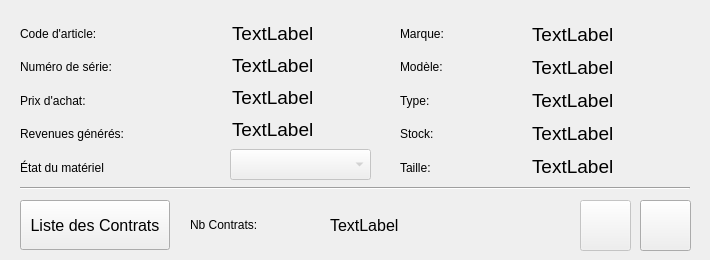
LPOdev/Sploks, file sploks/views/item_inspector.ui: the form before one commit.
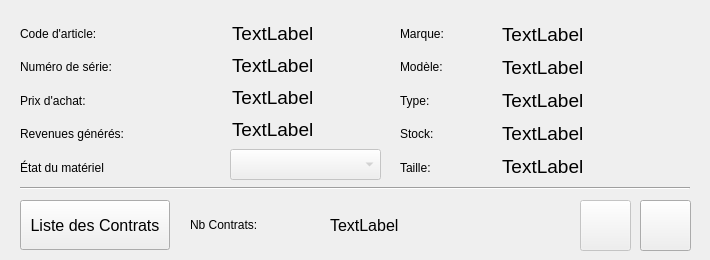
The form after the commit. Icons and pictures are not drawn.

Commit message: Corriger problème d'affichage de l'inspecteur

Patch:
```diff
--- a/sploks/views/item_inspector.ui
+++ b/sploks/views/item_inspector.ui
@@ -81,7 +81,7 @@
      <rect>
       <x>230</x>
       <y>20</y>
-      <width>141</width>
+      <width>151</width>
       <height>161</height>
      </rect>
     </property>
@@ -208,7 +208,7 @@
      <rect>
       <x>400</x>
       <y>20</y>
-      <width>121</width>
+      <width>86</width>
       <height>161</height>
      </rect>
     </property>
@@ -268,9 +268,9 @@
    <widget class="QWidget" name="verticalLayoutWidget_4">
     <property name="geometry">
      <rect>
-      <x>530</x>
+      <x>500</x>
       <y>20</y>
-      <width>161</width>
+      <width>191</width>
       <height>161</height>
      </rect>
     </property>
```
